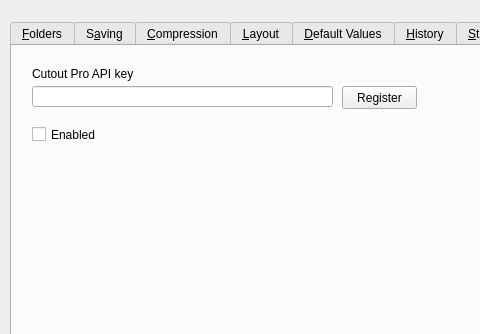
Qt form src/dialogs/prefsdialog.ui (PhotoFlare/photoflare) before a commit; both pictures show x 0 to 480 and y 0 to 334 of the 925 by 490 pixel window.
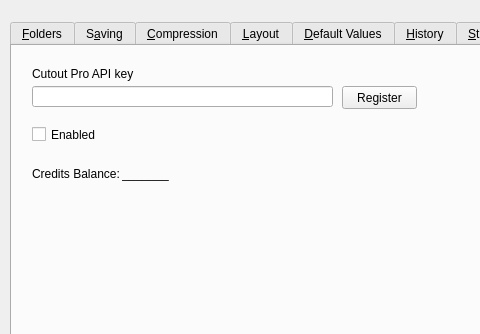
The same form after that commit. The open tabs and pages were chosen to show the change.

Commit message: Display CutoutPro credit balance in preferences

```diff
--- a/src/dialogs/prefsdialog.ui
+++ b/src/dialogs/prefsdialog.ui
@@ -570,6 +570,32 @@
       <string>Register</string>
      </property>
     </widget>
+    <widget class="QLabel" name="cutoutCreditsLabel">
+     <property name="geometry">
+      <rect>
+       <x>20</x>
+       <y>120</y>
+       <width>91</width>
+       <height>16</height>
+      </rect>
+     </property>
+     <property name="text">
+      <string>Credits Balance:</string>
+     </property>
+    </widget>
+    <widget class="QLabel" name="cutoutCredits">
+     <property name="geometry">
+      <rect>
+       <x>110</x>
+       <y>120</y>
+       <width>49</width>
+       <height>16</height>
+      </rect>
+     </property>
+     <property name="text">
+      <string>_______</string>
+     </property>
+    </widget>
    </widget>
   </widget>
  </widget>
```
The commit also changes 3 other files.
